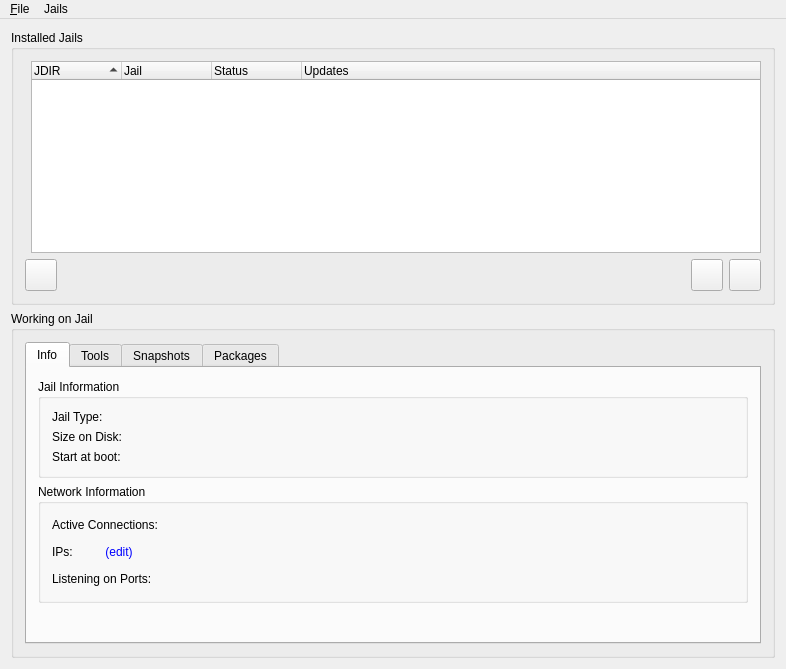
Old version of the form src-qt4/warden-gui/dialogwarden.ui in the repository trueos/pcbsd.
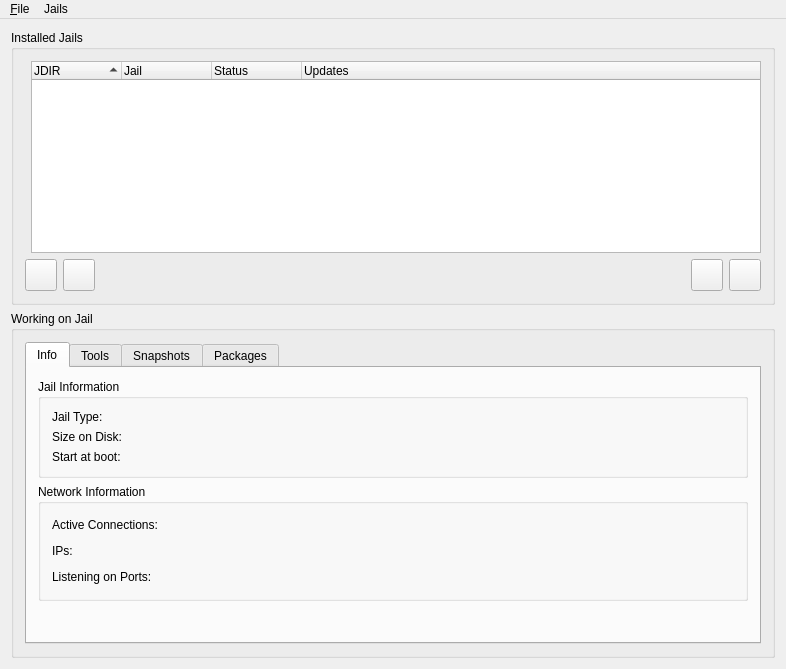
New version of the form. Icons and pictures are not drawn.

Commit message: - Change warden main widget, remove IP edit button, and add new Jail Configuration button on toolbar

```diff
--- a/src-qt4/warden-gui/dialogwarden.ui
+++ b/src-qt4/warden-gui/dialogwarden.ui
@@ -169,28 +169,6 @@
                     </property>
                    </widget>
                   </item>
-                  <item>
-                   <widget class="QPushButton" name="pushEditIP">
-                    <property name="cursor">
-                     <cursorShape>OpenHandCursor</cursorShape>
-                    </property>
-                    <property name="styleSheet">
-                     <string notr="true">color: rgb(0, 0, 255);</string>
-                    </property>
-                    <property name="text">
-                     <string>(edit)</string>
-                    </property>
-                    <property name="autoDefault">
-                     <bool>false</bool>
-                    </property>
-                    <property name="default">
-                     <bool>false</bool>
-                    </property>
-                    <property name="flat">
-                     <bool>true</bool>
-                    </property>
-                   </widget>
-                  </item>
                   <item>
                    <widget class="QLabel" name="labelIPs">
                     <property name="text">
@@ -917,6 +895,38 @@
            </property>
           </widget>
          </item>
+         <item>
+          <widget class="QPushButton" name="pushConfigure">
+           <property name="minimumSize">
+            <size>
+             <width>32</width>
+             <height>32</height>
+            </size>
+           </property>
+           <property name="maximumSize">
+            <size>
+             <width>32</width>
+             <height>32</height>
+            </size>
+           </property>
+           <property name="toolTip">
+            <string>Configure the jail</string>
+           </property>
+           <property name="text">
+            <string/>
+           </property>
+           <property name="icon">
+            <iconset resource="warden.qrc">
+             <normaloff>:/configure.png</normaloff>:/configure.png</iconset>
+           </property>
+           <property name="iconSize">
+            <size>
+             <width>20</width>
+             <height>20</height>
+            </size>
+           </property>
+          </widget>
+         </item>
          <item>
           <spacer name="horizontalSpacer">
            <property name="orientation">
```
Left out of the diff: 18 changed lines with no effect on the pictures. The commit also changes 3 other files.
